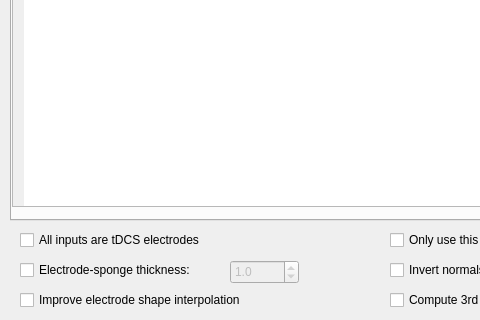
Old version of the form src/Interface/Modules/BrainStimulator/ElectrodeCoilSetupDialog.ui in the repository SCIInstitute/SCIRun; both pictures show x 0 to 480 and y 100 to 420 of the 752 by 420 pixel window.
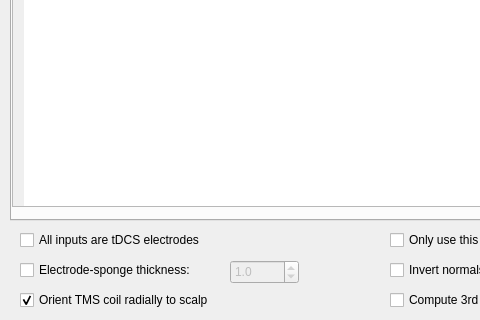
New version of the form.

Commit message: automatic radial orientation of tms coils.

```diff
--- a/src/Interface/Modules/BrainStimulator/ElectrodeCoilSetupDialog.ui
+++ b/src/Interface/Modules/BrainStimulator/ElectrodeCoilSetupDialog.ui
@@ -167,9 +167,12 @@
      <width>271</width>
      <height>20</height>
     </rect>
+   </property> 
+   <property name="checked">
+    <bool>true</bool>
    </property>
    <property name="text">
-    <string>Improve electrode shape interpolation</string>
+    <string>Orient TMS coil radially to scalp</string>
    </property>
   </widget>
   <widget class="QCheckBox" name="PutElectrodesOnScalpCheckBox_">
```
Left out of the diff: 2 changed lines with no effect on the pictures. The commit also changes 4 other files.
